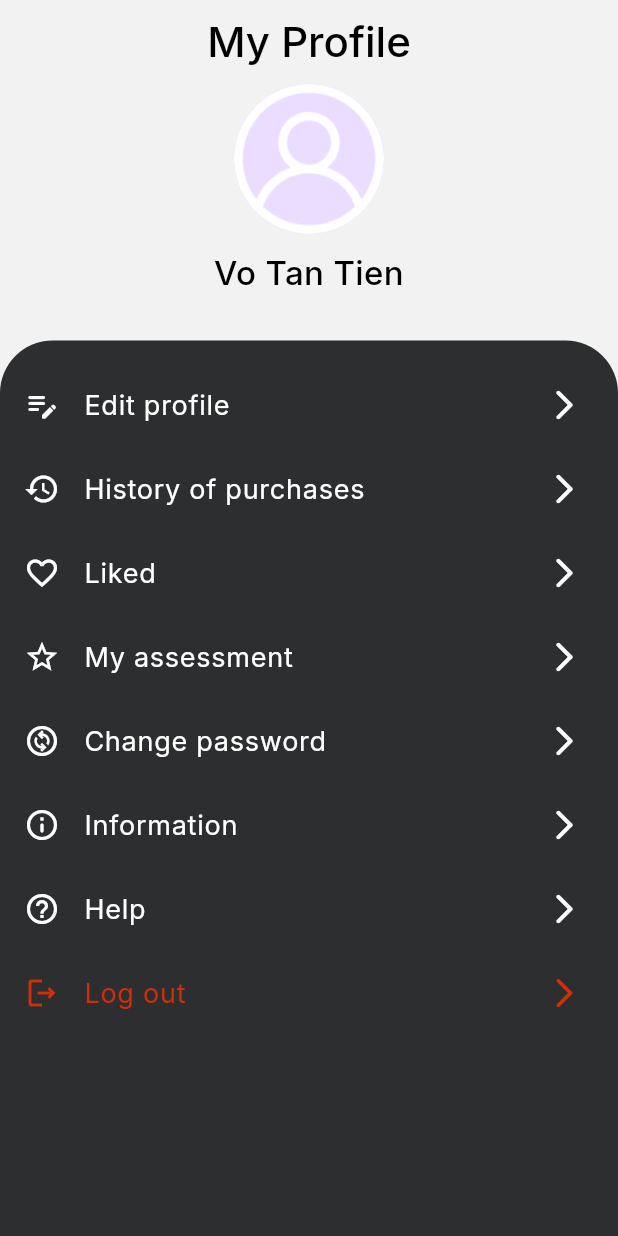
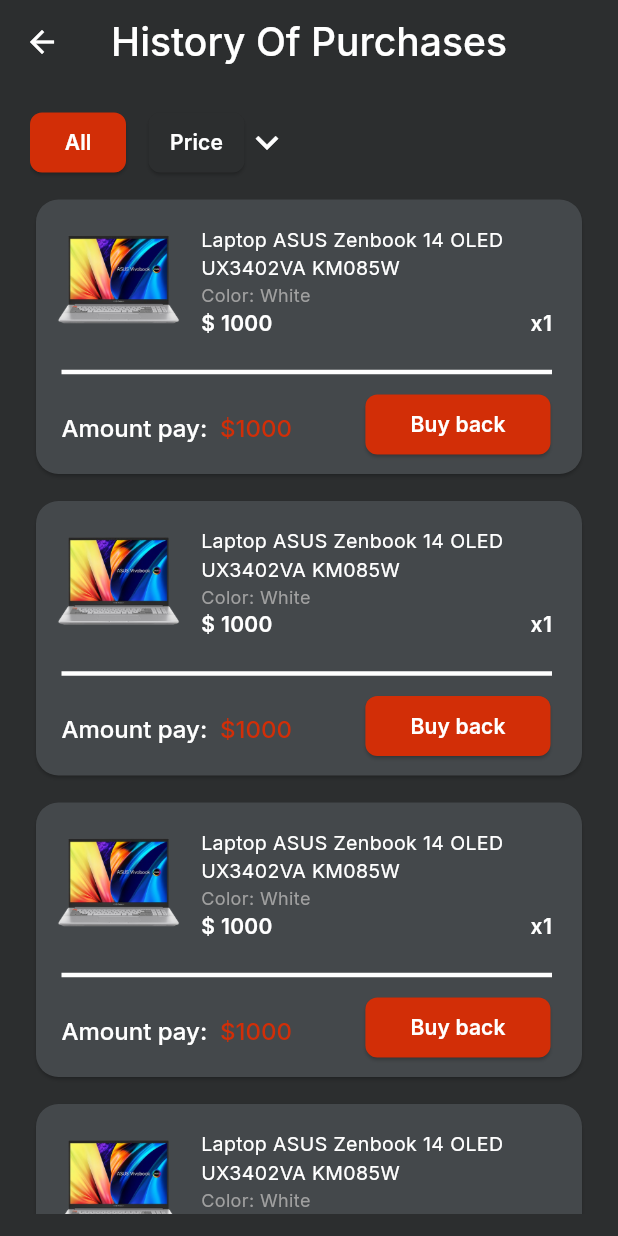
Before and after one commit to VoTanTien/Ecommerce-App-Flutter, a Flutter app: the profileScreen screen opened directly, after a tap on "History of purchases", on a phone screen of 412 x 824 dp. Run offline on Flutter 3.47's test engine with Material 3 defaults, Android fonts, the light colour scheme and no system bars; our stand-ins replace carousel_slider, curved_labeled_navigation_bar, flutter_rating_bar, google_fonts, google_nav_bar, input_quantity and 1 more.

Commit message:
Update historyUI

```diff
--- a/lib/common_widget/history_product.dart
+++ b/lib/common_widget/history_product.dart
@@ -0,0 +1,143 @@
+import 'package:flutter/cupertino.dart';
+import 'package:flutter/material.dart';
+import 'package:flutter/widgets.dart';
+import 'package:google_fonts/google_fonts.dart';
+import 'package:t_t_project/constants/colors.dart';
+
+class HistoryItem extends StatelessWidget{
+  final subimage;
+  final title;
+  final price;
+  final option;
+  final quantity;
+  final pay;
+
+  const HistoryItem({Key? key, required this.subimage, required this.price, required this.option, required this.title, required this.quantity, required this.pay }) : super(key: key) ;
+  @override
+  Widget build(BuildContext context) {
+    return Stack(
+      children: [
+        Container(
+          width: double.infinity,
+          child: InkWell(
+            onTap: (){},
+            child: Card(
+              color: greyColor,
+              shape: RoundedRectangleBorder(
+                  borderRadius: BorderRadius.circular(15)),
+              child: Padding(
+                padding: EdgeInsets.fromLTRB(0, 0, 20, 0),
+                child: Column(
+                  crossAxisAlignment: CrossAxisAlignment.start,
+                  children: [
+                    Row(
+                      children: [
+                        Image(
+                          image: subimage,
+                          width: 110,
+                          height: 110,
+                        ),
+                        Expanded(
+                          child: Column(
+                            crossAxisAlignment:
+                            CrossAxisAlignment.start,
+                            mainAxisAlignment: MainAxisAlignment.spaceEvenly,
+                            children: [
+                              Text(
+                                title,
+                                style: GoogleFonts.inter(
+                                    fontSize: 13,
+                                    color: Colors.white,
+                                    fontWeight: FontWeight.w400),
+                              ),
+                              Text(
+                                'Color: $option',
+                                style: GoogleFonts.inter(
+                                    fontSize: 12,
+                                    color: Color(0xFFA0A0A0),
+                                    fontWeight: FontWeight.w400),
+                              ),
+                              Row(
+                                mainAxisAlignment: MainAxisAlignment.spaceBetween,
+                                children: [
+                                  Text(
+                                    '\$ $price',
+                                    style: GoogleFonts.inter(
+                                        fontSize: 14,
+                                        color: Colors.white,
+                                        fontWeight: FontWeight.w600),
+                                  ),
+                                  Text(
+                                    'x$quantity',
+                                    style: GoogleFonts.inter(
+                                        fontSize: 14,
+                                        color: Colors.white,
+                                        fontWeight: FontWeight.w600),
+                                  ),
+                                ],
+                              ),
+                            ],
+                          ),
+                        ),
+                      ],
+                    ),
+                    Padding(
+                      padding: const EdgeInsets.fromLTRB(17, 0, 0, 0),
+                      child: Divider(color: Colors.white, height: 10, thickness: 3,),
+
+                    ),
+                    Padding(
+                      padding: const EdgeInsets.symmetric(vertical: 22, horizontal: 17),
+                      child: RichText(
+                        text: TextSpan(
+                            style: GoogleFonts.inter(
+                                fontSize: 16, color: Colors.white, fontWeight: FontWeight.w500),
+                            children: <TextSpan>[
+                              TextSpan(text: 'Amount pay:  '),
+                              TextSpan(
+                                text:
+                                '\$$pay',
+                                style: GoogleFonts.inter(
+                                    fontSize: 16,
+                                    color: redColor,
+                                    fontWeight: FontWeight.w500,
+                                ),
+                              ),
+                            ]
+                        ),
+                      ),
+                    ),
+                  ],
+                ),
+              ),
+            ),
+          ),
+        ),
+        Positioned(
+          right: 25,
+          top: 130,
+          child: ElevatedButton(
+            style: ElevatedButton.styleFrom(
+              padding:
+              EdgeInsets.symmetric(vertical: 5, horizontal: 30),
+              backgroundColor: redColor,
+              shape: RoundedRectangleBorder(
+                borderRadius: BorderRadius.circular(8),
+              ),
+            ),
+            onPressed: () {
+            },
+            child: Text(
+              'Buy back',
+              style: GoogleFonts.inter(
+                  fontSize: 14,
+                  color: Colors.white,
+                  fontWeight: FontWeight.w600),
+            ),
+          ),
+        ),
+      ],
+    );
+  }
+
+}
--- a/lib/screens/history.dart
+++ b/lib/screens/history.dart
@@ -0,0 +1,118 @@
+import 'package:flutter/cupertino.dart';
+import 'package:flutter/material.dart';
+import 'package:google_fonts/google_fonts.dart';
+import 'package:t_t_project/common_widget/history_product.dart';
+import 'package:t_t_project/constants/colors.dart';
+import 'package:t_t_project/constants/image_strings.dart';
+
+class History extends StatefulWidget {
+  const History({super.key});
+
+  @override
+  State<History> createState() => _HistoryState();
+}
+
+class _HistoryState extends State<History> {
+  bool isClickDown = true;
+
+  @override
+  Widget build(BuildContext context) {
+    return SafeArea(
+      child: Scaffold(
+        backgroundColor: blackColor,
+        appBar: AppBar(
+          title: Text('History Of Purchases',
+              style: GoogleFonts.inter(
+                  fontSize: 26,
+                  color: Colors.white,
+                  fontWeight: FontWeight.w500)),
+          centerTitle: true,
+          backgroundColor: blackColor,
+          leading: BackButton(
+            color: Colors.white,
+          ),
+        ),
+        body: Padding(
+          padding: EdgeInsets.symmetric(vertical: 15, horizontal: 20),
+          child: SingleChildScrollView(
+            child: Column(
+              children: [
+                Row(
+                  children: [
+                    ElevatedButton(
+                      style: ElevatedButton.styleFrom(
+                        padding:
+                            EdgeInsets.symmetric(vertical: 5, horizontal: 10),
+                        backgroundColor: redColor,
+                        shape: RoundedRectangleBorder(
+                          borderRadius: BorderRadius.circular(8),
+                        ),
+                      ),
+                      onPressed: () {},
+                      child: Text(
+                        'All',
+                        style: GoogleFonts.inter(
+                            fontSize: 14,
+                            color: Colors.white,
+                            fontWeight: FontWeight.w600),
+                      ),
+                    ),
+                    VerticalDivider(
+                      color: Colors.white,
+                      thickness: 2,
+                      width: 15,
+                    ),
+                    ElevatedButton(
+                      style: ElevatedButton.styleFrom(
+                        padding: EdgeInsets.symmetric(vertical: 5, horizontal: 5),
+                        backgroundColor: blackColor,
+                        shape: RoundedRectangleBorder(
+                          borderRadius: BorderRadius.circular(8),
+                        ),
+                      ),
+                      onPressed: () {
+                        setState(() {
+                          isClickDown = !isClickDown;
+                        });
+                      },
+                      child: Text(
+                        'Price',
+                        style: GoogleFonts.inter(
+                            fontSize: 14,
+                            color: Colors.white,
+                            fontWeight: FontWeight.w600),
+                      ),
+                    ),
+                    Icon(
+                      isClickDown
+                          ? Icons.keyboard_arrow_down
+                          : Icons.keyboard_arrow_up,
+                      color: Colors.white,
+                      size: 30,
+                    )
+                  ],
+                ),
+                SizedBox(
+                  height: 10,
+                ),
+                Wrap(
+                  spacing: 0,
+                  runSpacing: 10,
+                  children: List.generate(
+                    5, (index) => HistoryItem(
+                        subimage: AssetImage(lt4s),
+                        price: 1000,
+                        option: 'White',
+                        title: 'Laptop ASUS Zenbook 14 OLED UX3402VA KM085W',
+                        quantity: 1,
+                        pay: 1000),
+                  ),
+                ),
+              ],
+            ),
+          ),
+        ),
+      ),
+    );
+  }
+}
--- a/lib/screens/profile.dart
+++ b/lib/screens/profile.dart
@@ -5,6 +5,7 @@
 import 'package:t_t_project/constants/colors.dart';
 import 'package:t_t_project/constants/image_strings.dart';
 import 'package:t_t_project/screens/edit_profile.dart';
+import 'package:t_t_project/screens/history.dart';
 import 'package:t_t_project/screens/loginscreens/login.dart';
 
 class profileScreen extends StatefulWidget {
@@ -86,7 +87,9 @@
                         ),
                         trailing: Icon(Icons.arrow_forward_ios_rounded, color: Colors.white,),
                         leading: Icon(Icons.history, color: Colors.white,),
-                        onTap: (){},
+                        onTap: (){
+                          Navigator.push(context, MaterialPageRoute(builder: (cntext) => History()));
+                        },
                       ),
                       ListTile(
                         title: Text('Liked',
```
